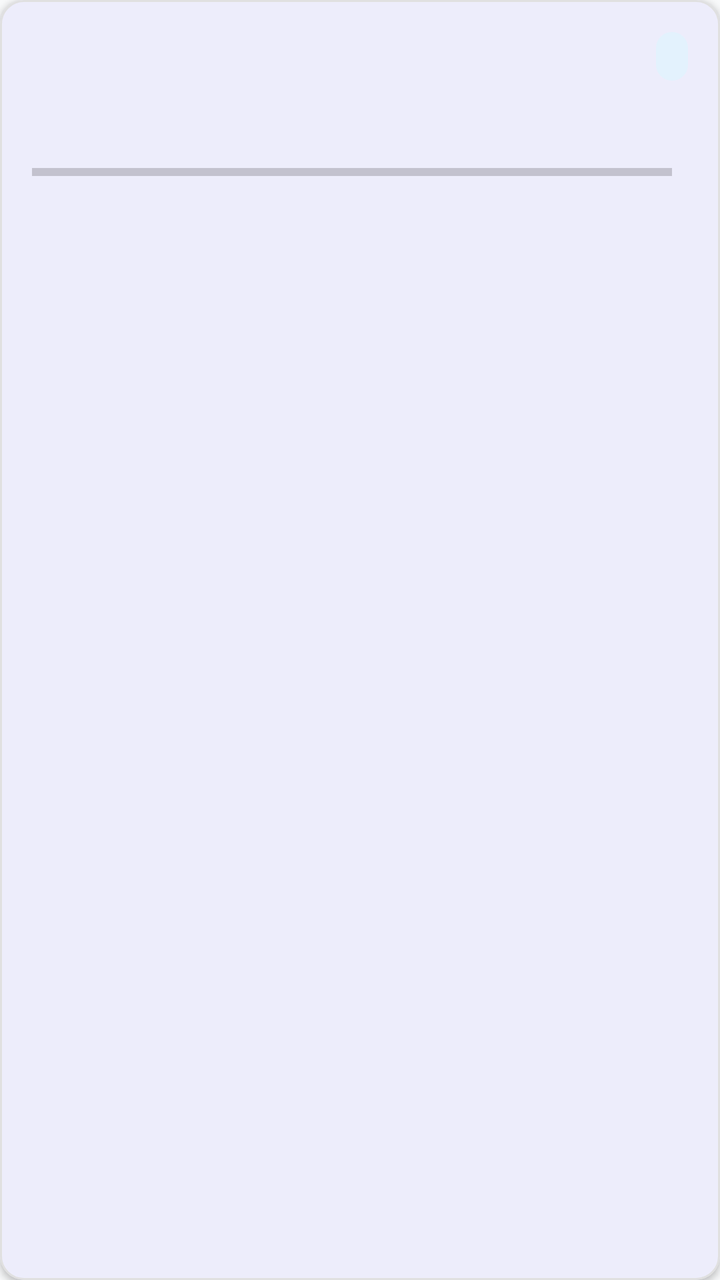
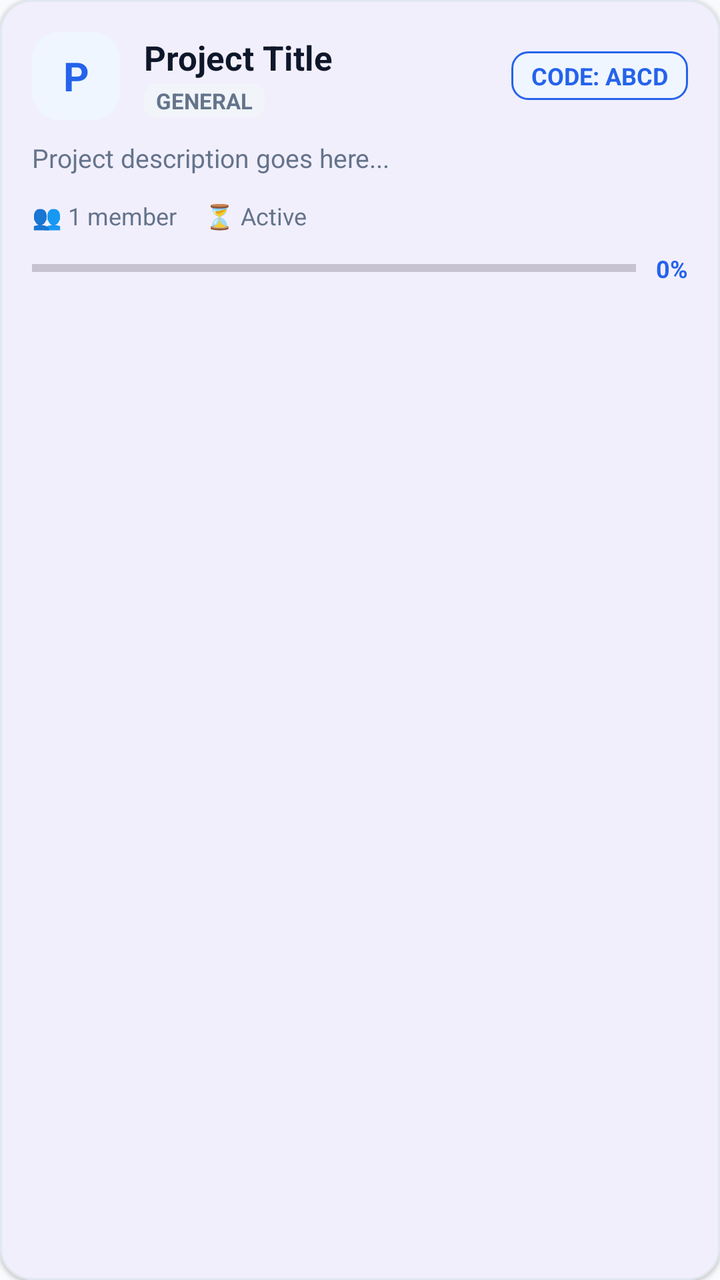

The first picture is an Android layout as it rendered before a commit; the second is the same layout after the commit. The layout source and the unified diff follow.
<!-- AndroidManifest.xml: application theme Theme.ProjectHub -->
<!-- res/layout/item_project.xml -->
<?xml version="1.0" encoding="utf-8"?>
<com.google.android.material.card.MaterialCardView 
    xmlns:android="http://schemas.android.com/apk/res/android"
    xmlns:app="http://schemas.android.com/apk/res-auto"
    android:layout_width="match_parent"
    android:layout_height="wrap_content"
    android:layout_marginHorizontal="16dp"
    android:layout_marginVertical="8dp"
    app:cardCornerRadius="12dp"
    app:cardElevation="2dp"
    app:strokeColor="@color/divider"
    app:strokeWidth="1dp">

    <LinearLayout
        android:layout_width="match_parent"
        android:layout_height="wrap_content"
        android:orientation="vertical"
        android:padding="16dp">

        <RelativeLayout
            android:layout_width="match_parent"
            android:layout_height="wrap_content">

            <TextView
                android:id="@+id/tvProjectTitle"
                android:layout_width="wrap_content"
                android:layout_height="wrap_content"
                android:layout_alignParentStart="true"
                android:layout_toStartOf="@+id/tvJoinCode"
                android:textSize="18sp"
                android:textStyle="bold"
                android:textColor="@color/text_primary" />

            <TextView
                android:id="@+id/tvJoinCode"
                android:layout_width="wrap_content"
                android:layout_height="wrap_content"
                android:layout_alignParentEnd="true"
                android:background="@drawable/bg_code_pill"
                android:paddingHorizontal="8dp"
                android:paddingVertical="4dp"
                android:textSize="12sp"
                android:textStyle="bold"
                android:textColor="@color/primary" />
        </RelativeLayout>

        <TextView
            android:id="@+id/tvProjectDesc"
            android:layout_width="match_parent"
            android:layout_height="wrap_content"
            android:layout_marginTop="6dp"
            android:textColor="@color/text_secondary"
            android:maxLines="2"
            android:ellipsize="end"
            android:textSize="14sp" />

        <LinearLayout
            android:layout_width="match_parent"
            android:layout_height="wrap_content"
            android:orientation="horizontal"
            android:layout_marginTop="12dp"
            android:gravity="center_vertical">

            <ProgressBar
                android:id="@+id/pbProjectProgress"
                style="?android:attr/progressBarStyleHorizontal"
                android:layout_width="0dp"
                android:layout_height="8dp"
                android:layout_weight="1"
                android:max="100"
                android:progressTint="@color/primary" />

            <TextView
                android:id="@+id/tvProgressPercent"
                android:layout_width="wrap_content"
                android:layout_height="wrap_content"
                android:layout_marginStart="8dp"
                android:textSize="13sp"
                android:textStyle="bold"
                android:textColor="@color/text_primary" />
        </LinearLayout>
    </LinearLayout>
</com.google.android.material.card.MaterialCardView>
<!-- resources referenced by this layout -->
<resources>
  <color name="divider">#E0E0E0</color>
  <color name="primary">#1976D2</color>
  <color name="text_primary">#212121</color>
  <color name="text_secondary">#757575</color>
  <!-- drawable bg_code_pill (drawable) -->
  <?xml version="1.0" encoding="utf-8"?>
  <shape xmlns:android="http://schemas.android.com/apk/res/android"
      android:shape="rectangle">
      <corners android:radius="16dp" />
      <solid android:color="@color/primary_light" />
  </shape>
  <style name="Theme.ProjectHub" parent="Theme.Material3.DayNight.NoActionBar">
          <item name="colorPrimary">@color/primary</item>
          <item name="colorPrimaryDark">@color/primary_dark</item>
          <item name="colorSecondary">@color/accent</item>
          <item name="android:statusBarColor">@color/primary_dark</item>
          <item name="android:windowBackground">@color/background</item>
      </style>
  <color name="primary_light">#E3F2FD</color>
  <color name="primary_dark">#0D47A1</color>
  <color name="accent">#FF9800</color>
  <color name="background">#F8F9FA</color>
</resources>

<!-- the commit's change to res/layout/item_project.xml (unified diff, before → after) -->
@@ -5,9 +5,12 @@
     android:layout_width="match_parent"
     android:layout_height="wrap_content"
     android:layout_marginHorizontal="16dp"
-    android:layout_marginVertical="8dp"
-    app:cardCornerRadius="12dp"
-    app:cardElevation="2dp"
+    android:layout_marginVertical="6dp"
+    android:clickable="true"
+    android:focusable="true"
+    android:foreground="?android:attr/selectableItemBackground"
+    app:cardCornerRadius="16dp"
+    app:cardElevation="1dp"
     app:strokeColor="@color/divider"
     app:strokeWidth="1dp">
 
@@ -17,43 +20,82 @@
         android:orientation="vertical"
         android:padding="16dp">
 
-        <RelativeLayout
+        
+        <LinearLayout
             android:layout_width="match_parent"
-            android:layout_height="wrap_content">
+            android:layout_height="wrap_content"
+            android:orientation="horizontal"
+            android:gravity="center_vertical">
 
+            
             <TextView
-                android:id="@+id/tvProjectTitle"
-                android:layout_width="wrap_content"
+                android:id="@+id/tvProjectAvatar"
+                android:layout_width="44dp"
+                android:layout_height="44dp"
+                android:background="@drawable/bg_project_avatar"
+                android:gravity="center"
+                android:textColor="@color/primary"
+                android:textSize="20sp"
+                android:textStyle="bold"
+                android:text="P" />
+
+            <LinearLayout
+                android:layout_width="0dp"
                 android:layout_height="wrap_content"
-                android:layout_alignParentStart="true"
-                android:layout_toStartOf="@+id/tvJoinCode"
-                android:textSize="18sp"
-                android:textStyle="bold"
-                android:textColor="@color/text_primary" />
+                android:layout_weight="1"
+                android:layout_marginStart="12dp"
+                android:orientation="vertical">
+
+                <TextView
+                    android:id="@+id/tvProjectTitle"
+                    android:layout_width="wrap_content"
+                    android:layout_height="wrap_content"
+                    android:textSize="17sp"
+                    android:textStyle="bold"
+                    android:textColor="@color/text_primary"
+                    android:text="Project Title" />
+
+                <TextView
+                    android:id="@+id/tvProjectCategory"
+                    android:layout_width="wrap_content"
+                    android:layout_height="wrap_content"
+                    android:layout_marginTop="2dp"
+                    android:paddingHorizontal="6dp"
+                    android:paddingVertical="1dp"
+                    android:background="@drawable/bg_category_pill"
+                    android:textColor="@color/text_secondary"
+                    android:textSize="11sp"
+                    android:textStyle="bold"
+                    android:text="GENERAL" />
+            </LinearLayout>
 
             <TextView
                 android:id="@+id/tvJoinCode"
                 android:layout_width="wrap_content"
                 android:layout_height="wrap_content"
-                android:layout_alignParentEnd="true"
                 android:background="@drawable/bg_code_pill"
-                android:paddingHorizontal="8dp"
+                android:paddingHorizontal="10dp"
                 android:paddingVertical="4dp"
                 android:textSize="12sp"
                 android:textStyle="bold"
-                android:textColor="@color/primary" />
-        </RelativeLayout>
+                android:textColor="@color/primary"
+                android:text="CODE: ABCD" />
+        </LinearLayout>
 
+        
         <TextView
             android:id="@+id/tvProjectDesc"
             android:layout_width="match_parent"
             android:layout_height="wrap_content"
-            android:layout_marginTop="6dp"
+            android:layout_marginTop="10dp"
             android:textColor="@color/text_secondary"
             android:maxLines="2"
             android:ellipsize="end"
-            android:textSize="14sp" />
+            android:lineSpacingExtra="2dp"
+            android:textSize="13sp"
+            android:text="Project description goes here..." />
 
+        
         <LinearLayout
             android:layout_width="match_parent"
             android:layout_height="wrap_content"
@@ -61,11 +103,37 @@
             android:layout_marginTop="12dp"
             android:gravity="center_vertical">
 
+            <TextView
+                android:id="@+id/tvProjectMembersCount"
+                android:layout_width="wrap_content"
+                android:layout_height="wrap_content"
+                android:textSize="12sp"
+                android:textColor="@color/text_secondary"
+                android:text="👥 1 member" />
+
+            <TextView
+                android:id="@+id/tvProjectDeadline"
+                android:layout_width="wrap_content"
+                android:layout_height="wrap_content"
+                android:layout_marginStart="14dp"
+                android:textSize="12sp"
+                android:textColor="@color/text_secondary"
+                android:text="⏳ Active" />
+        </LinearLayout>
+
+        
+        <LinearLayout
+            android:layout_width="match_parent"
+            android:layout_height="wrap_content"
+            android:orientation="horizontal"
+            android:layout_marginTop="10dp"
+            android:gravity="center_vertical">
+
             <ProgressBar
                 android:id="@+id/pbProjectProgress"
                 style="?android:attr/progressBarStyleHorizontal"
                 android:layout_width="0dp"
-                android:layout_height="8dp"
+                android:layout_height="6dp"
                 android:layout_weight="1"
                 android:max="100"
                 android:progressTint="@color/primary" />
@@ -74,10 +142,11 @@
                 android:id="@+id/tvProgressPercent"
                 android:layout_width="wrap_content"
                 android:layout_height="wrap_content"
-                android:layout_marginStart="8dp"
-                android:textSize="13sp"
+                android:layout_marginStart="10dp"
+                android:textSize="12sp"
                 android:textStyle="bold"
-                android:textColor="@color/text_primary" />
+                android:textColor="@color/primary"
+                android:text="0%" />
         </LinearLayout>
     </LinearLayout>
 </com.google.android.material.card.MaterialCardView>
<!-- resource entries referenced after the edit -->
@@ -1,14 +1,29 @@
 <!-- resources referenced by this layout -->
 <resources>
-  <color name="divider">#E0E0E0</color>
-  <color name="primary">#1976D2</color>
-  <color name="text_primary">#212121</color>
-  <color name="text_secondary">#757575</color>
+  <color name="divider">#E2E8F0</color>
+  <color name="primary">#2563EB</color>
+  <color name="text_primary">#0F172A</color>
+  <color name="text_secondary">#64748B</color>
+  <!-- drawable bg_category_pill (drawable) -->
+  <?xml version="1.0" encoding="utf-8"?>
+  <shape xmlns:android="http://schemas.android.com/apk/res/android"
+      android:shape="rectangle">
+      <corners android:radius="6dp" />
+      <solid android:color="@color/surface_variant" />
+  </shape>
   <!-- drawable bg_code_pill (drawable) -->
   <?xml version="1.0" encoding="utf-8"?>
   <shape xmlns:android="http://schemas.android.com/apk/res/android"
       android:shape="rectangle">
-      <corners android:radius="16dp" />
+      <corners android:radius="8dp" />
+      <solid android:color="@color/primary_light" />
+      <stroke android:width="1dp" android:color="@color/primary" />
+  </shape>
+  <!-- drawable bg_project_avatar (drawable) -->
+  <?xml version="1.0" encoding="utf-8"?>
+  <shape xmlns:android="http://schemas.android.com/apk/res/android"
+      android:shape="rectangle">
+      <corners android:radius="14dp" />
       <solid android:color="@color/primary_light" />
   </shape>
   <style name="Theme.ProjectHub" parent="Theme.Material3.DayNight.NoActionBar">
@@ -18,9 +33,10 @@
           <item name="android:statusBarColor">@color/primary_dark</item>
           <item name="android:windowBackground">@color/background</item>
       </style>
-  <color name="primary_light">#E3F2FD</color>
-  <color name="primary_dark">#0D47A1</color>
-  <color name="accent">#FF9800</color>
-  <color name="background">#F8F9FA</color>
+  <color name="surface_variant">#F1F5F9</color>
+  <color name="primary_light">#EFF6FF</color>
+  <color name="primary_dark">#1D4ED8</color>
+  <color name="accent">#0D9488</color>
+  <color name="background">#F8FAFC</color>
 </resources>
 
